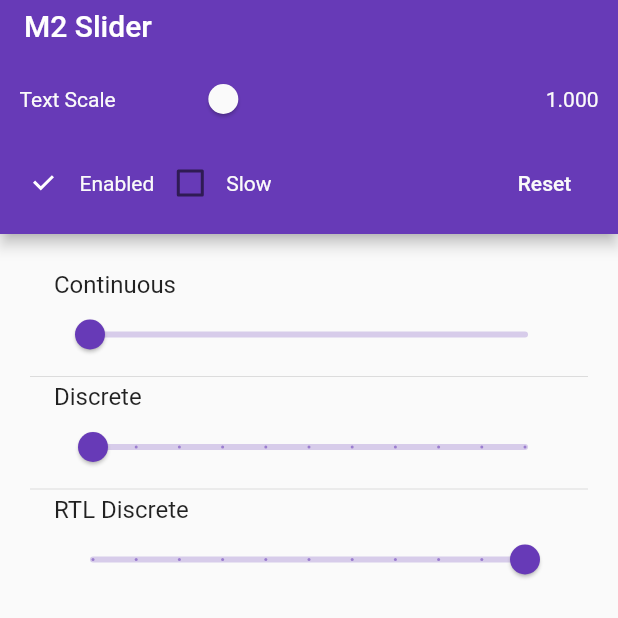
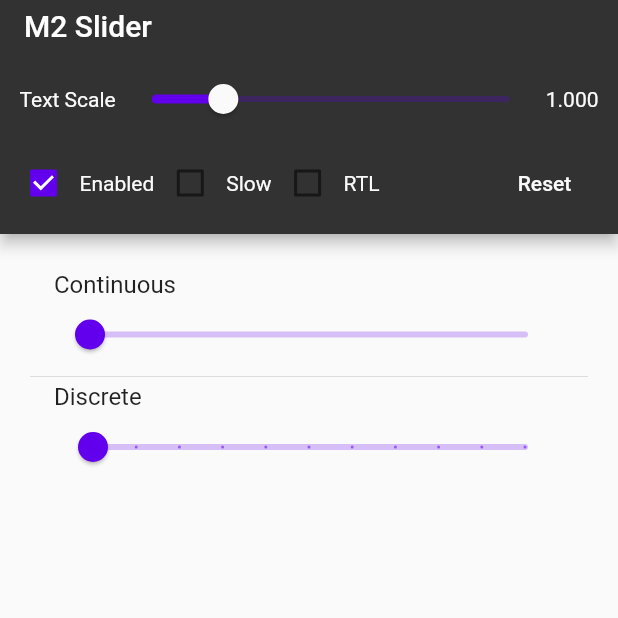
Before and after one commit to gspencergoog/test_widget, a Flutter app: the screen it shows after launch, on a phone screen of 412 x 824 dp, the top half of it. Run offline on Flutter 3.47's test engine with Material 2 defaults, Android fonts, the phone set to English and light mode, and no system bars.

Commit message:
Add m2 pallette

```diff
--- a/lib/cupertino_alert.dart
+++ b/lib/cupertino_alert.dart
@@ -1,8 +1,6 @@
 import 'package:flutter/material.dart';
 import 'package:flutter/rendering.dart';
 import 'package:flutter/cupertino.dart';
-
-import 'dart:ui' show window;
 
 void main() {
   runApp(new MyApp());
--- a/lib/list_tile.dart
+++ b/lib/list_tile.dart
@@ -30,7 +30,6 @@ class MyHomePage extends StatefulWidget {
 
 class _MyHomePageState extends State<MyHomePage> {
   double _size = 1.0;
-  double _testValue = 1.0;
   @override
   Widget build(BuildContext context) {
     return new DefaultTextStyle(
--- a/lib/sliders.dart
+++ b/lib/sliders.dart
@@ -3,6 +3,20 @@ import 'dart:math';
 import 'package:flutter/scheduler.dart' show timeDilation;
 import 'package:flutter/material.dart';
 import 'package:flutter/rendering.dart';
+
+final Map<int, Color> m2SwatchColors = <int, Color>{
+  50: const Color(0xfff2e7fe),
+  100: const Color(0xffd7b7fd),
+  200: const Color(0xffbb86fc),
+  300: const Color(0xff9e55fc),
+  400: const Color(0xff7f22fd),
+  500: const Color(0xff6200ee),
+  600: const Color(0xff4b00d1),
+  700: const Color(0xff3700b3),
+  800: const Color(0xff270096),
+  900: const Color(0xff270096),
+};
+final MaterialColor m2Swatch = new MaterialColor(m2SwatchColors[500].value, m2SwatchColors);
 
 void main() {
   runApp(new MyApp());
@@ -35,6 +49,7 @@ class _MyHomePageState extends State<MyHomePage> {
   double _size = 1.0;
   bool _enable = true;
   bool _slowAnimations = false;
+  bool _rtl = false;
   static final GlobalKey<ScaffoldState> scaffoldKey = new GlobalKey<ScaffoldState>();
 
   void _setValue1(double value) {
@@ -51,18 +66,11 @@ class _MyHomePageState extends State<MyHomePage> {
     });
   }
 
-  void _setValue3(double value) {
-    setState(() {
-      sliderValue[2] = value;
-      testValue[2] = pow(2, value).round();
-    });
-  }
+  List<double> sliderValue = <double>[0.0, 0.0];
+  List<int> testValue = <int>[1, 1];
 
-  List<double> sliderValue = <double>[0.0, 0.0, 0.0];
-  List<int> testValue = <int>[1, 1, 1];
-
-  Widget _buildBottomControls() {
-    final SliderThemeData controlTheme = new SliderThemeData(
+  Widget _buildControls(BuildContext context) {
+    final SliderThemeData controlTheme = SliderTheme.of(context).copyWith(
           thumbColor: Colors.grey[50],
           activeTickMarkColor: Colors.deepPurple[200],
           activeRailColor: Colors.deepPurple[300],
@@ -148,6 +156,22 @@ class _MyHomePageState extends State<MyHomePage> {
                     ),
                   ],
                 ),
+                new Row(
+                  children: <Widget>[
+                    new Checkbox(
+                      onChanged: (bool checked) {
+                        setState(() {
+                          _rtl = checked;
+                        });
+                      },
+                      value: _rtl,
+                    ),
+                    new Text(
+                      'RTL',
+                      style: new TextStyle(color: Colors.grey[50]),
+                    ),
+                  ],
+                ),
                 new Expanded(child: new Container()),
                 new MaterialButton(
                   onPressed: () {
@@ -179,22 +203,19 @@ class _MyHomePageState extends State<MyHomePage> {
 
   @override
   Widget build(BuildContext context) {
-//    Primary	#6200EE
-//    Primary Dark	#3700b3
-//    Primary Light	#d7b7fd
 //    Secondary	#191919
 //    Dark	#000000
 //    Light	#FFFFFF
 //    Error	#FF1744
 
     ThemeData theme1 = new ThemeData(
-      primarySwatch: Colors.deepPurple,
+      primarySwatch: m2Swatch,
     );
     SliderThemeData theme2 = theme1.sliderTheme;
 
     List<Widget> tiles = <Widget>[
       _wrapSlider(
-        'Continuous',
+        _rtl ? 'مستمر' : 'Continuous',
         new Slider(
             label: '${testValue[0]}',
             min: 0.0,
@@ -204,7 +225,7 @@ class _MyHomePageState extends State<MyHomePage> {
         testValue[0],
       ),
       _wrapSlider(
-        'Discrete',
+        _rtl ? 'منفصله' : 'Discrete',
         new Slider(
             label: '${testValue[1]}',
             min: 0.0,
@@ -214,36 +235,28 @@ class _MyHomePageState extends State<MyHomePage> {
             value: sliderValue[1]),
         testValue[1],
       ),
-      _wrapSlider(
-        'RTL Discrete',
-        new Directionality(
-          textDirection: TextDirection.rtl,
-          child: new Slider(
-              label: '${testValue[2]}',
-              min: 0.0,
-              max: 20.0,
-              divisions: 10,
-              onChanged: _enable ? _setValue3 : null,
-              value: sliderValue[2]),
-        ),
-        testValue[2],
-      ),
     ];
     tiles = ListTile.divideTiles(context: context, tiles: tiles).toList();
 
     return new SafeArea(
+      child: new Theme(
+        data: theme1,
         child: new DefaultTextStyle(
           style: new TextStyle(
-            color: Colors.white, fontSize: 14.0, fontFamily: 'Roboto', fontStyle: FontStyle.normal),
-        child: new Theme(
-          data: theme1,
+              color: Colors.white,
+              fontSize: 14.0,
+              fontFamily: 'Roboto',
+              fontStyle: FontStyle.normal),
           child: new Scaffold(
             key: scaffoldKey,
             appBar: new AppBar(
               title: new Text('M2 Slider'),
-              bottom: _buildBottomControls(),
+              bottom: _buildControls(context),
+              backgroundColor: const Color(0xff323232),
             ),
-            body: new Scrollbar(
+            body: new Directionality(
+              textDirection: _rtl ? TextDirection.rtl : TextDirection.ltr,
+              child: new Scrollbar(
                 child: new SliderTheme(
                   data: theme2,
                   child: new MediaQuery(
@@ -258,6 +271,7 @@ class _MyHomePageState extends State<MyHomePage> {
             ),
           ),
         ),
+      ),
     );
   }
 }
```
Lines whose indentation alone changed are shown as unchanged.
